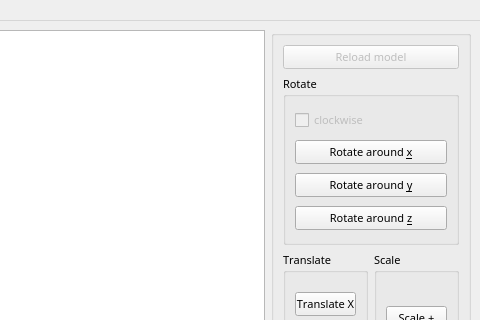
Old version of the form obj_viewer/gui/layout.ui in the repository koniiiik/obj_viewer; both pictures show x 497 to 977 and y 0 to 320 of the 977 by 442 pixel window.
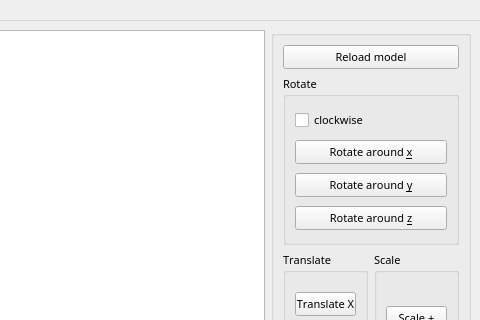
New version of the form.

What changed in the file:
```diff
--- a/obj_viewer/gui/layout.ui
+++ b/obj_viewer/gui/layout.ui
@@ -171,6 +171,9 @@
        </item>
        <item row="3" column="0" colspan="2">
         <widget class="QGroupBox" name="rotationBox">
+         <property name="enabled">
+          <bool>true</bool>
+         </property>
          <property name="sizePolicy">
           <sizepolicy hsizetype="Preferred" vsizetype="Preferred">
            <horstretch>0</horstretch>
@@ -187,7 +190,7 @@
           <item>
            <widget class="QCheckBox" name="clockwiseCheck">
             <property name="enabled">
-             <bool>false</bool>
+             <bool>true</bool>
             </property>
             <property name="text">
              <string>clockwise</string>
@@ -230,7 +233,7 @@
        <item row="0" column="0" colspan="2">
         <widget class="QPushButton" name="reloadButton">
          <property name="enabled">
-          <bool>false</bool>
+          <bool>true</bool>
          </property>
          <property name="toolTip">
           <string>Reset the model to its original state.</string>
```
Left out of the diff: 15 changed lines with no effect on the pictures.
